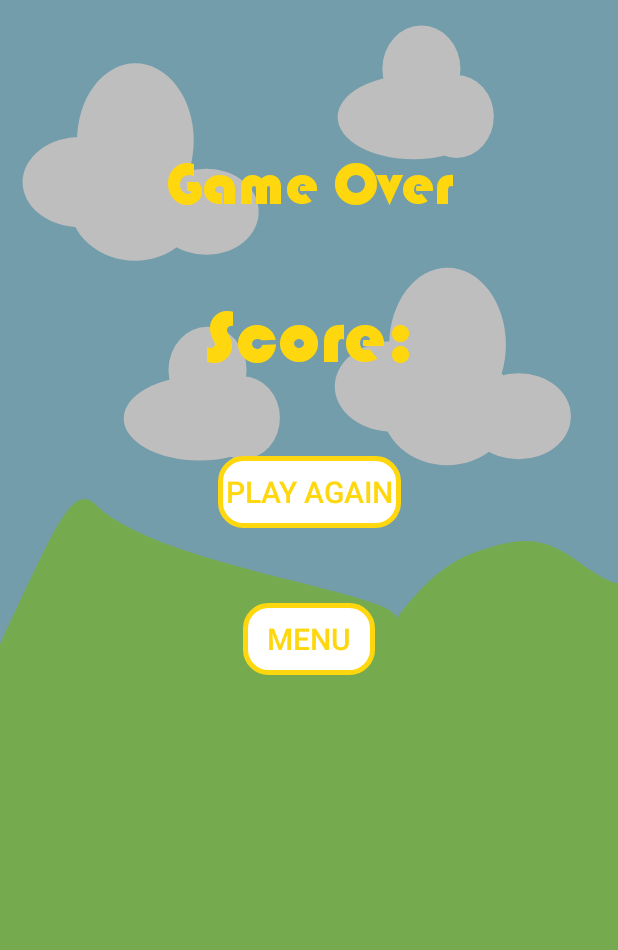
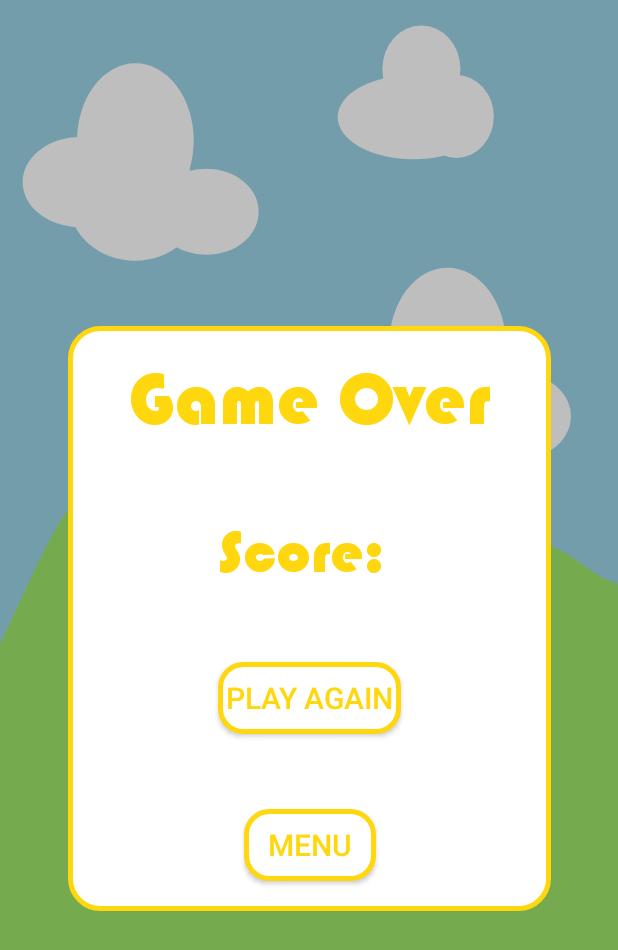
Before and after one commit to Girrafeec/Whack-A-Mole, an Android app: the layout activity_result.xml on its own in the app's theme, with its tools: preview values and no code run, on a phone screen of 412 x 824 dp. Shown: the top 950 px of the screen. Run offline under Robolectric (Android 15) with nearby library versions, the phone set to English and light mode, and no system bars.

Commit message:
added design of main menu and result page

```diff
--- a/app/src/main/java/com/girrafeecstud/whacamole/GameActivity.java
+++ b/app/src/main/java/com/girrafeecstud/whacamole/GameActivity.java
@@ -1,14 +1,12 @@
 package com.girrafeecstud.whacamole;
 
 import androidx.appcompat.app.AppCompatActivity;
-import androidx.constraintlayout.widget.ConstraintLayout;
 
 import android.content.Intent;
 import android.os.Bundle;
 import android.os.CountDownTimer;
 import android.os.Handler;
 import android.view.View;
-import android.widget.Button;
 import android.widget.ImageButton;
 import android.widget.TextView;
 import android.widget.Toast;
@@ -186,8 +184,9 @@ public class GameActivity extends AppCompatActivity implements View.OnClickListe
                 moleIsActive = false;
             }
         };
+
         // Mole hides after 0.5 second
-        handler.postDelayed(runnable, 600);
+        handler.postDelayed(runnable, 500);
 
         // Listeners for all buttons with moles
         for (int i=0; i< moleIdArray.length; i++){
--- a/app/src/main/java/com/girrafeecstud/whacamole/ResultActivity.java
+++ b/app/src/main/java/com/girrafeecstud/whacamole/ResultActivity.java
@@ -30,7 +30,6 @@ public class ResultActivity extends AppCompatActivity implements View.OnClickLis
 
     @Override
     public void onBackPressed() {
-        super.onBackPressed();
         ResultActivity.this.startActivity(new Intent(ResultActivity.this, MainActivity.class));
     }
 
@@ -55,6 +54,6 @@ public class ResultActivity extends AppCompatActivity implements View.OnClickLis
 
     private void getValuesFromGameActivity(){
         Intent intent = getIntent();
-        currentScore.setText(intent.getStringExtra(GameActivity.FINAL_SCORE_VALUE_EXTRA));
+        currentScore.setText(currentScore.getText().toString() + intent.getStringExtra(GameActivity.FINAL_SCORE_VALUE_EXTRA));
     }
 }
--- /dev/null
+++ b/app/src/main/res/drawable/ic_baseline_exit_to_app.xml
@@ -0,0 +1,5 @@
+<vector android:height="48dp" android:tint="#FFD70E"
+    android:viewportHeight="24" android:viewportWidth="24"
+    android:width="48dp" xmlns:android="http://schemas.android.com/apk/res/android">
+    <path android:fillColor="@android:color/white" android:pathData="M10.09,15.59L11.5,17l5,-5 -5,-5 -1.41,1.41L12.67,11H3v2h9.67l-2.58,2.59zM19,3H5c-1.11,0 -2,0.9 -2,2v4h2V5h14v14H5v-4H3v4c0,1.1 0.89,2 2,2h14c1.1,0 2,-0.9 2,-2V5c0,-1.1 -0.9,-2 -2,-2z"/>
+</vector>
--- /dev/null
+++ b/app/src/main/res/drawable/white_rounded_recktangle.xml
@@ -0,0 +1,16 @@
+<?xml version="1.0" encoding="utf-8"?>
+<shape
+    xmlns:android="http://schemas.android.com/apk/res/android"
+    android:shape="rectangle">
+
+    <solid
+        android:color="@color/white"/>
+
+    <corners
+        android:radius="20dp"/>
+
+    <stroke
+        android:width="3dp"
+        android:color="@color/main_orange"/>
+
+</shape>
--- a/app/src/main/res/layout/activity_result.xml
+++ b/app/src/main/res/layout/activity_result.xml
@@ -12,14 +12,23 @@
         android:layout_height="match_parent"
         android:background="@drawable/dark_transparent_background">
 
+        <androidx.constraintlayout.widget.ConstraintLayout
+            android:layout_width="wrap_content"
+            android:layout_height="wrap_content"
+            app:layout_constraintTop_toTopOf="parent"
+            app:layout_constraintBottom_toBottomOf="parent"
+            app:layout_constraintStart_toStartOf="parent"
+            app:layout_constraintEnd_toEndOf="parent"
+            android:background="@drawable/white_rounded_recktangle">
+
             <TextView
                 android:id="@+id/gameOverTxt"
                 android:layout_width="wrap_content"
                 android:layout_height="wrap_content"
-            android:layout_marginTop="100dp"
+                android:layout_marginTop="20dp"
                 android:fontFamily="@font/bauhaus_93"
                 android:text="Game Over"
-            android:textSize="40dp"
+                android:textSize="50dp"
                 android:textColor="@color/main_orange"
                 app:layout_constraintEnd_toEndOf="parent"
                 app:layout_constraintStart_toStartOf="parent"
@@ -30,13 +39,41 @@
                 android:layout_height="wrap_content"
                 android:id="@+id/currentGameRecordTxt"
                 android:fontFamily="@font/bauhaus_93"
-            android:text="Score:"
-            android:textSize="50dp"
+                android:text="Score: "
+                android:textSize="40dp"
                 android:textColor="@color/main_orange"
                 app:layout_constraintStart_toStartOf="parent"
                 app:layout_constraintEnd_toEndOf="parent"
                 app:layout_constraintTop_toBottomOf="@+id/gameOverTxt"
                 android:layout_marginTop="50dp"/>
+
+            <TextView
+                android:layout_width="wrap_content"
+                android:layout_height="wrap_content"
+                android:id="@+id/newRecordTxt"
+                android:text="New record!"
+                android:fontFamily="@font/bauhaus_93"
+                android:textSize="20dp"
+                android:textColor="@color/red_record_color"
+                android:layout_marginTop="50dp"
+                app:layout_constraintTop_toBottomOf="@id/currentGameRecordTxt"
+                app:layout_constraintStart_toStartOf="parent"
+                app:layout_constraintEnd_toEndOf="parent"
+                android:visibility="gone"/>
+
+            <TextView
+                android:layout_width="wrap_content"
+                android:layout_height="wrap_content"
+                android:id="@+id/bestGameRecordTxt"
+                android:fontFamily="@font/bauhaus_93"
+                android:text="Best:"
+                android:textSize="50dp"
+                android:textColor="@color/main_orange"
+                app:layout_constraintStart_toStartOf="parent"
+                app:layout_constraintEnd_toEndOf="parent"
+                app:layout_constraintTop_toBottomOf="@+id/newRecordTxt"
+                android:layout_marginTop="50dp"
+                android:visibility="gone"/>
 
             <Button
                 android:layout_width="wrap_content"
@@ -48,10 +85,9 @@
                 android:layout_marginLeft="100dp"
                 android:layout_marginRight="100dp"
                 android:background="@drawable/play_button_shape"
-            style="?android:attr/borderlessButtonStyle"
                 app:layout_constraintStart_toStartOf="parent"
                 app:layout_constraintEnd_toEndOf="parent"
-            app:layout_constraintTop_toBottomOf="@id/currentGameRecordTxt"
+                app:layout_constraintTop_toBottomOf="@id/bestGameRecordTxt"
                 android:layout_marginTop="50dp"
                 android:padding="5dp"/>
 
@@ -65,13 +101,16 @@
                 android:layout_marginLeft="100dp"
                 android:layout_marginRight="100dp"
                 android:background="@drawable/play_button_shape"
-            style="?android:attr/borderlessButtonStyle"
                 app:layout_constraintStart_toStartOf="parent"
+                app:layout_constraintBottom_toBottomOf="parent"
                 app:layout_constraintEnd_toEndOf="parent"
                 app:layout_constraintTop_toBottomOf="@id/playAgainBtn"
                 android:layout_marginTop="50dp"
+                android:layout_marginBottom="20dp"
                 android:padding="5dp"/>
 
         </androidx.constraintlayout.widget.ConstraintLayout>
 
     </androidx.constraintlayout.widget.ConstraintLayout>
+
+</androidx.constraintlayout.widget.ConstraintLayout>
--- a/app/src/main/res/values/colors.xml
+++ b/app/src/main/res/values/colors.xml
@@ -9,4 +9,5 @@
     <color name="white">#FFFFFFFF</color>
     <color name="main_orange">#FFD70E</color>
     <color name="dark_transparent">#41000000</color>
+    <color name="red_record_color">#E41E1E</color>
 </resources>
```
Also changed, not shown: app/src/main/java/com/girrafeecstud/whacamole/MainActivity.java (+46 -1 lines), app/src/main/res/drawable/no_exit_button_shape.xml (added, +12 -0 lines), app/src/main/res/drawable/yes_exit_button_shape.xml (added, +12 -0 lines), app/src/main/res/layout/activity_main.xml (+14 -3 lines), app/src/main/res/layout/app_exit_dialog_layout.xml (added, +48 -0 lines). Lines whose indentation alone changed are shown as unchanged.
